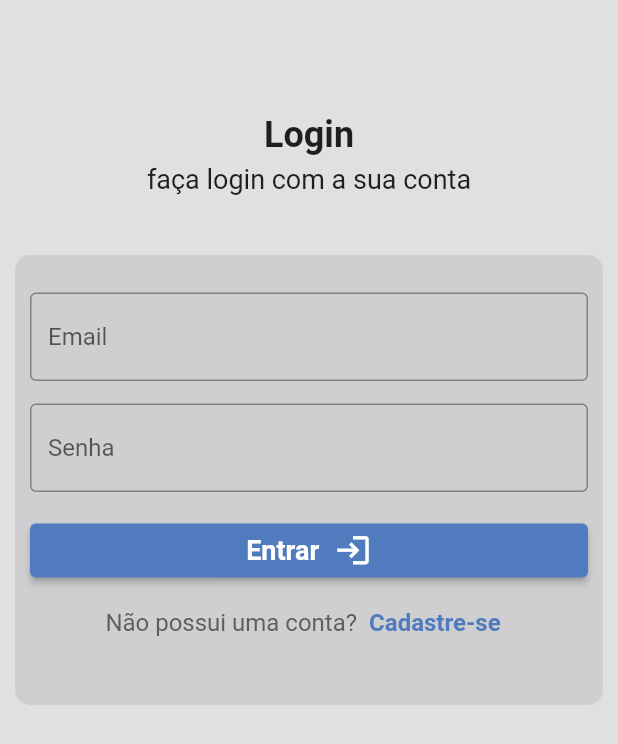
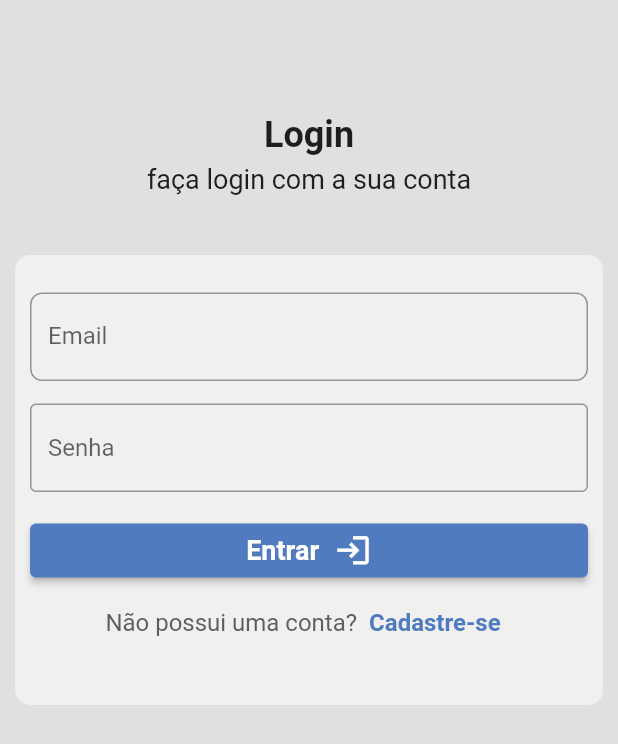
Before and after one commit to manish182003/focus-fitness, a Flutter app: the screen it shows after launch, on a phone screen of 412 x 824 dp. Shown: the top 744 px of the screen. Run offline on Flutter 3.47's test engine with Material 2 defaults, Android fonts, the phone set to English and light mode, and no system bars.

Commit message:
#1 styling textfields

```diff
--- a/lib/screens/auth/login_page.dart
+++ b/lib/screens/auth/login_page.dart
@@ -1,5 +1,6 @@
 import 'package:flutter/material.dart';
 import 'package:focus_fitness/utils/app_colors.dart';
+import 'package:focus_fitness/widgets/auth_text_form_field.dart';
 
 class LoginPage extends StatefulWidget {
   const LoginPage({Key? key}) : super(key: key);
@@ -51,21 +52,26 @@ class _LoginPageState extends State<LoginPage> {
           Container(
             width: 400,
             height: 300,
-            margin: EdgeInsets.only(top: 20, bottom: 20, left: 10, right: 10),
+            margin: const EdgeInsets.only(top: 20, bottom: 20, left: 10, right: 10),
             // color: AppColors.subtitle,
             decoration: BoxDecoration(
-                color: AppColors.icons.withOpacity(0.5),
+                color: const Color(0xffffffff).withOpacity(0.5),
                 borderRadius: BorderRadius.circular(10)),
             padding: const EdgeInsets.all(10),
             child: Form(
               child: Column(
                 children: [
-                  SizedBox(
+                  const SizedBox(
                     height: 15,
                   ),
-                  TextFormField(
-                    decoration: const InputDecoration(
-                        border: OutlineInputBorder(), hintText: "Email"),
+                  AuthTextFormField(
+                    label: 'Email',
+                    hintText: 'Digite o seu endereço de email',
+                    keyboardType: TextInputType.emailAddress,
+                    validator: (value) {
+
+                    },
+
                   ),
                   const SizedBox(
                     height: 15,
--- /dev/null
+++ b/lib/widgets/auth_text_form_field.dart
@@ -0,0 +1,37 @@
+import 'package:flutter/material.dart';
+import 'package:focus_fitness/utils/app_colors.dart';
+
+class AuthTextFormField extends StatelessWidget {
+  final TextEditingController? controller;
+  final String label;
+  final String? hintText;
+  final bool obscureText;
+  final TextInputType? keyboardType;
+  final Function(String? value) validator;
+  const AuthTextFormField(
+      {super.key,
+      this.controller,
+      required this.label,
+      this.hintText,
+      this.keyboardType, this.obscureText = false,
+      required this.validator,
+      });
+
+  @override
+  Widget build(BuildContext context) {
+    return TextFormField(
+      controller: controller ?? null,
+      keyboardType: keyboardType ?? TextInputType.text,
+      decoration: InputDecoration(
+        label: Text(label),
+        border: OutlineInputBorder(
+          borderRadius: BorderRadius.circular(8),
+          borderSide: const BorderSide(
+            color: AppColors.subtitle,
+          ),
+        ),
+      ),
+      obscureText: obscureText,
+    );
+  }
+}
```
